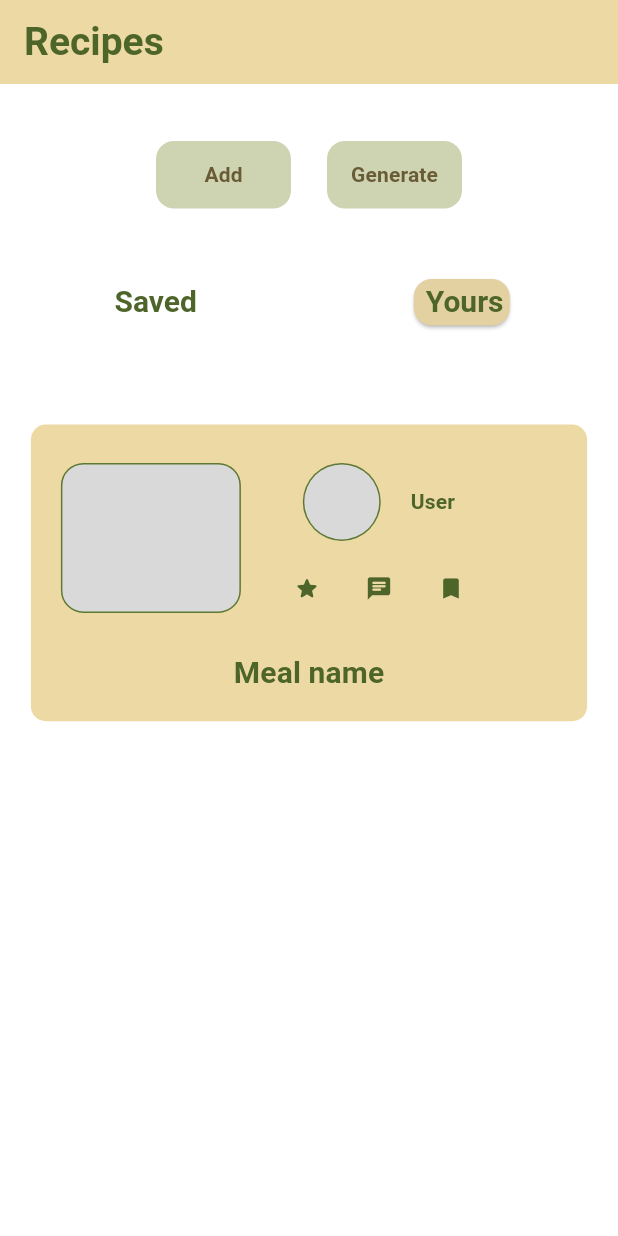
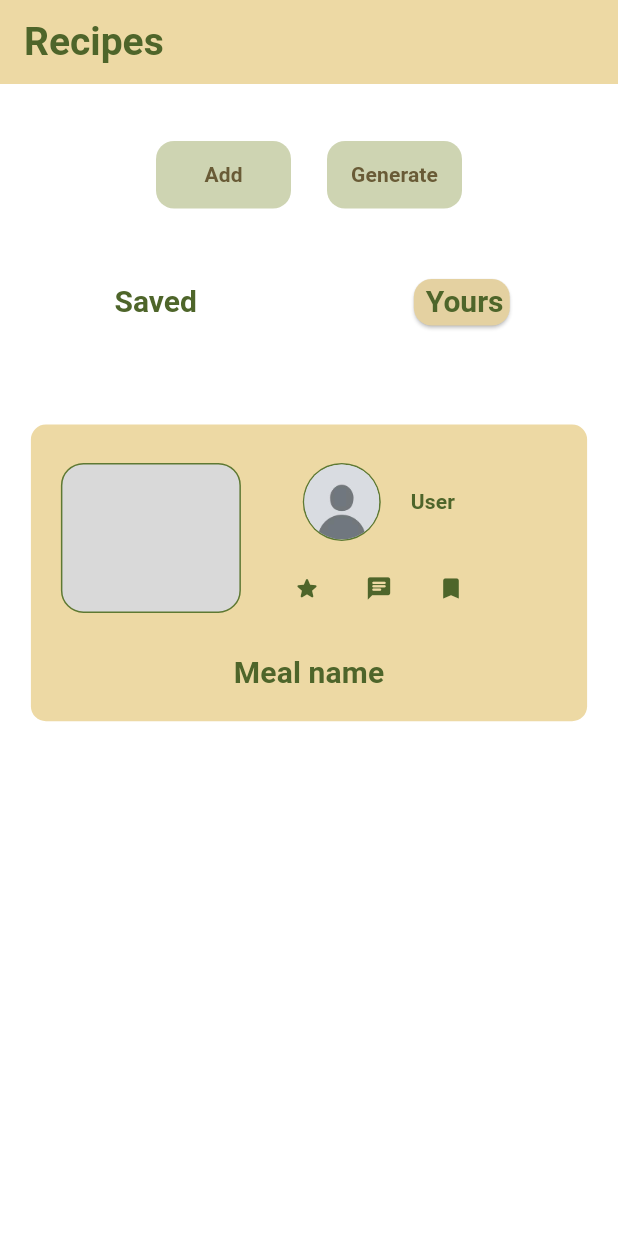
Before and after one commit to MealStock/mealstock, a Flutter app: the RecipesScreen screen opened directly, swiped to page 2, on a phone screen of 412 x 824 dp. Run offline on Flutter 3.47's test engine with Material 3 defaults, Android fonts, the phone set to English and light mode, and no system bars; our stand-ins replace firebase_analytics, firebase_auth, firebase_core, firebase_crashlytics, flutter_markdown, google_sign_in; accounts and stored records are empty.

Commit message:
finish replaciing profile pics

```diff
--- a/lib/screens/home_screens/recipes_screen.dart
+++ b/lib/screens/home_screens/recipes_screen.dart
@@ -382,7 +382,8 @@ class _RecipesScreenState extends State<RecipesScreen> {
                                                 radius: 25,
                                                 backgroundColor:
                                                     Color(0xffd9d9d9),
-                                                child: Text(""),
+                                                backgroundImage: AssetImage(
+                                                    "images/defaultprofile.jpg"),
                                               ),
                                             ),
                                             SizedBox(width: 20),
--- a/lib/screens/recipe_screen.dart
+++ b/lib/screens/recipe_screen.dart
@@ -163,7 +163,7 @@ class _MyWidgetState extends State<RecipeScreen> {
                         height: 58,
                         color: Color(0xffd9d9d9),
                         child: Image.asset(
-                          "images/Stanley.jpg", // Replace with your asset image path
+                          "images/defaultprofile.jpg", // Replace with your asset image path
                           fit: BoxFit.cover,
                         ),
                       ),
```
